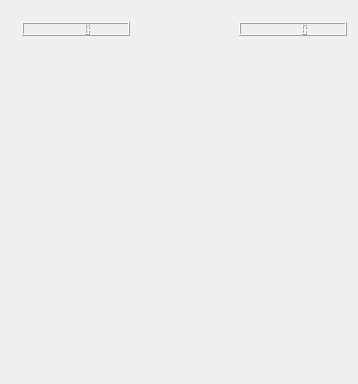
The window that miner.ui (BaranovMykola/Miner) describes before a commit, drawn with Qt 5.
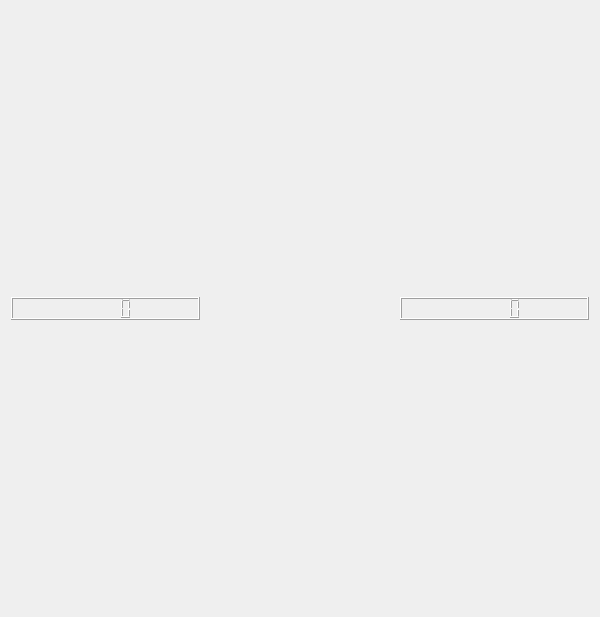
The same window after the commit. Icons and pictures are not drawn.

Commit message: Setted sun's lyaout to minimum height in top of window

```diff
--- a/miner.ui
+++ b/miner.ui
@@ -6,39 +6,30 @@
    <rect>
     <x>0</x>
     <y>0</y>
-    <width>358</width>
-    <height>384</height>
+    <width>600</width>
+    <height>617</height>
    </rect>
   </property>
   <property name="windowTitle">
    <string>Miner</string>
   </property>
   <widget class="QWidget" name="centralWidget">
-   <widget class="QWidget" name="horizontalLayoutWidget">
-    <property name="geometry">
-     <rect>
-      <x>11</x>
-      <y>11</y>
-      <width>341</width>
-      <height>36</height>
-     </rect>
-    </property>
-    <layout class="QGridLayout" name="gridLayout_2" rowstretch="0">
+   <layout class="QGridLayout" name="gridLayout_3">
+    <item row="0" column="0">
+     <layout class="QGridLayout" name="gridLayout_4">
+      <item row="0" column="0">
+       <layout class="QHBoxLayout" name="horizontalLayout">
      <property name="sizeConstraint">
       <enum>QLayout::SetMaximumSize</enum>
      </property>
-     <item row="0" column="2">
+        <item>
       <widget class="QLCDNumber" name="lcdNumber">
-       <property name="minimumSize">
-        <size>
-         <width>108</width>
-         <height>0</height>
-        </size>
-       </property>
-      </widget>
-     </item>
-     <item row="0" column="0">
-      <widget class="QLCDNumber" name="lcdNumber_2">
+          <property name="sizePolicy">
+           <sizepolicy hsizetype="Minimum" vsizetype="Fixed">
+            <horstretch>0</horstretch>
+            <verstretch>0</verstretch>
+           </sizepolicy>
+          </property>
        <property name="minimumSize">
         <size>
          <width>108</width>
@@ -47,8 +38,14 @@
        </property>
       </widget>
      </item>
-     <item row="0" column="1">
+        <item>
       <widget class="QLabel" name="sun">
+          <property name="sizePolicy">
+           <sizepolicy hsizetype="Minimum" vsizetype="Minimum">
+            <horstretch>0</horstretch>
+            <verstretch>0</verstretch>
+           </sizepolicy>
+          </property>
        <property name="minimumSize">
         <size>
          <width>108</width>
@@ -72,23 +69,34 @@
        </property>
       </widget>
      </item>
-    </layout>
-   </widget>
-   <widget class="QWidget" name="gridLayoutWidget">
-    <property name="geometry">
-     <rect>
-      <x>10</x>
-      <y>50</y>
-      <width>341</width>
-      <height>301</height>
-     </rect>
-    </property>
+        <item>
+         <widget class="QLCDNumber" name="lcdNumber_2">
+          <property name="sizePolicy">
+           <sizepolicy hsizetype="Minimum" vsizetype="Fixed">
+            <horstretch>0</horstretch>
+            <verstretch>0</verstretch>
+           </sizepolicy>
+          </property>
+          <property name="minimumSize">
+           <size>
+            <width>108</width>
+            <height>0</height>
+           </size>
+          </property>
+         </widget>
+        </item>
+       </layout>
+      </item>
+      <item row="1" column="0">
     <layout class="QGridLayout" name="gridLayout">
      <item row="0" column="0">
       <layout class="QVBoxLayout" name="fieldBox"/>
      </item>
     </layout>
-   </widget>
+      </item>
+     </layout>
+    </item>
+   </layout>
   </widget>
   <widget class="QMenuBar" name="menuBar">
    <property name="geometry">
```
Left out of the diff: 2 changed lines with no effect on the pictures. Lines whose indentation alone changed are shown as unchanged.
